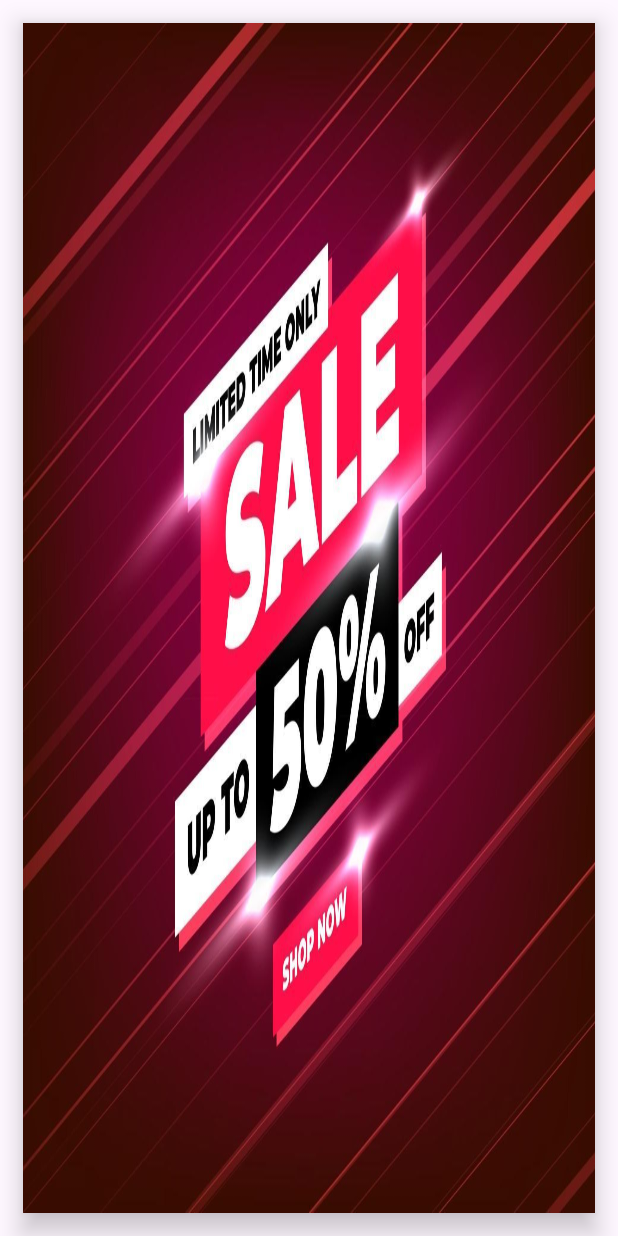
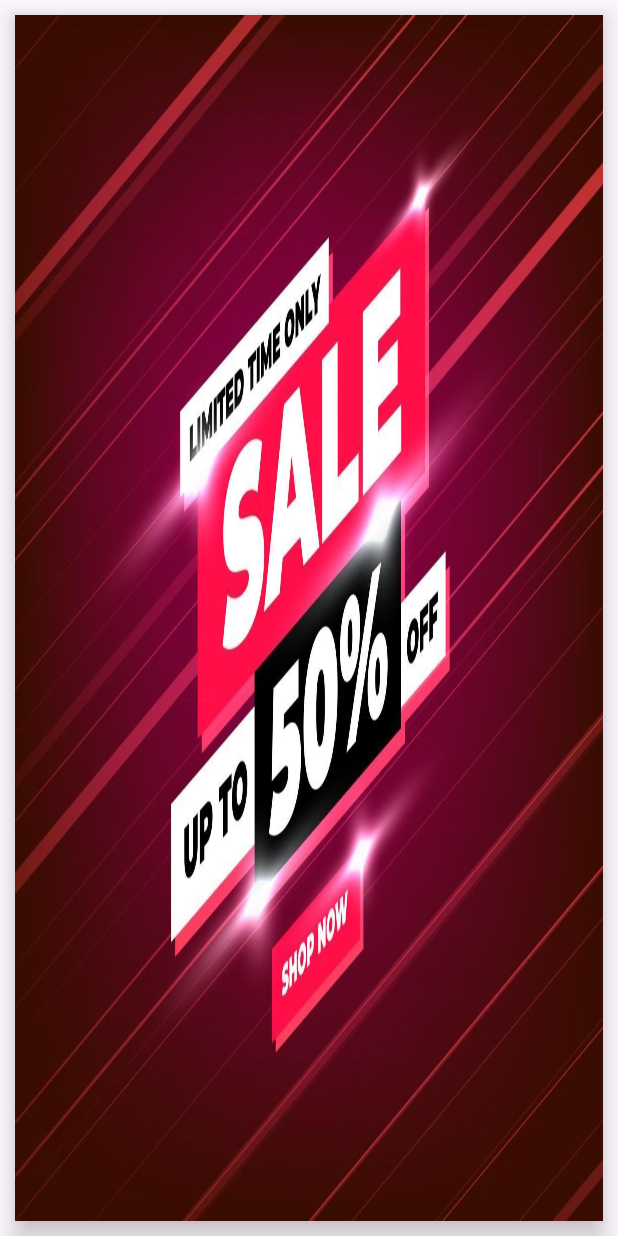
Before and after one commit to rahul-chaudhary/RecyclerView-Indicator, an Android app: the layout banner_rv_item.xml on its own in the app's theme, with its tools: preview values and no code run, on a phone screen of 412 x 824 dp. Run offline under Robolectric (Android 15) with nearby library versions, the phone set to English and light mode, and no system bars.

```diff
--- a/app/src/main/res/layout/banner_rv_item.xml
+++ b/app/src/main/res/layout/banner_rv_item.xml
@@ -9,7 +9,7 @@
         android:id="@+id/banner_image"
         android:layout_width="match_parent"
         android:layout_height="0dp"
-        android:layout_margin="15dp"
+        android:layout_margin="10dp"
         tools:src="@drawable/banner1"
         android:elevation="10dp"
         android:scaleType="fitXY"
```
Also changed, not shown: app/src/main/java/com/example/recyclerviewindicator/MainActivity.kt (+6 -2 lines).
